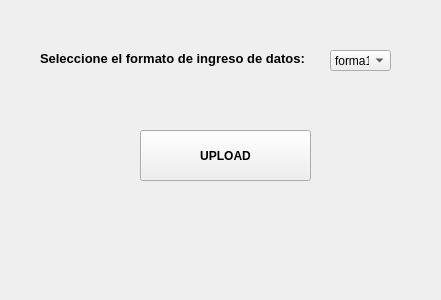
The window that frontend/input_medicion.ui (odevincenti/TC-TP1) describes before a commit, drawn with Qt 5.
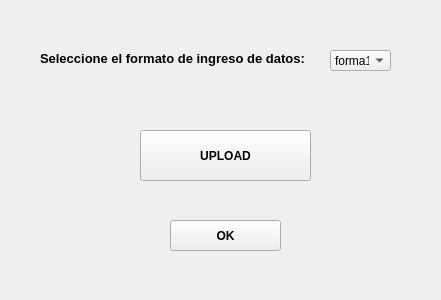
The same window after the commit.

Patch:
```diff
--- a/frontend/input_medicion.ui
+++ b/frontend/input_medicion.ui
@@ -77,6 +77,25 @@
     <string>Seleccione el formato de ingreso de datos:</string>
    </property>
   </widget>
+  <widget class="QPushButton" name="ok_medicion_pushButton_2">
+   <property name="geometry">
+    <rect>
+     <x>170</x>
+     <y>220</y>
+     <width>111</width>
+     <height>31</height>
+    </rect>
+   </property>
+   <property name="font">
+    <font>
+     <weight>75</weight>
+     <bold>true</bold>
+    </font>
+   </property>
+   <property name="text">
+    <string>OK</string>
+   </property>
+  </widget>
  </widget>
  <resources/>
  <connections/>
```
